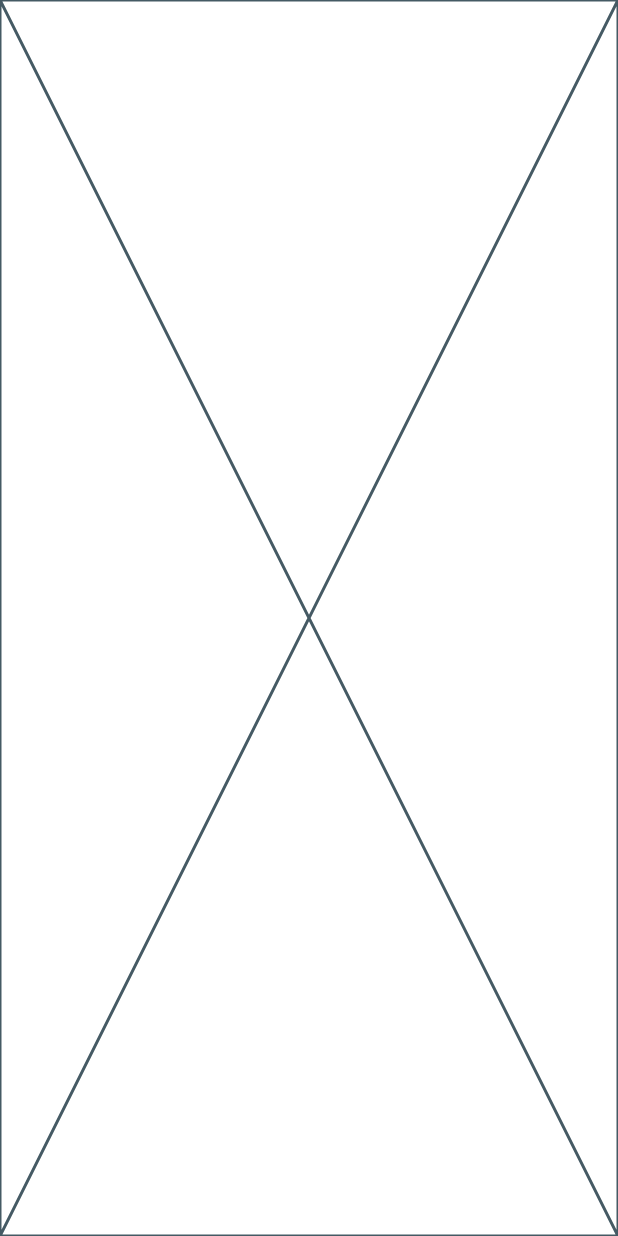
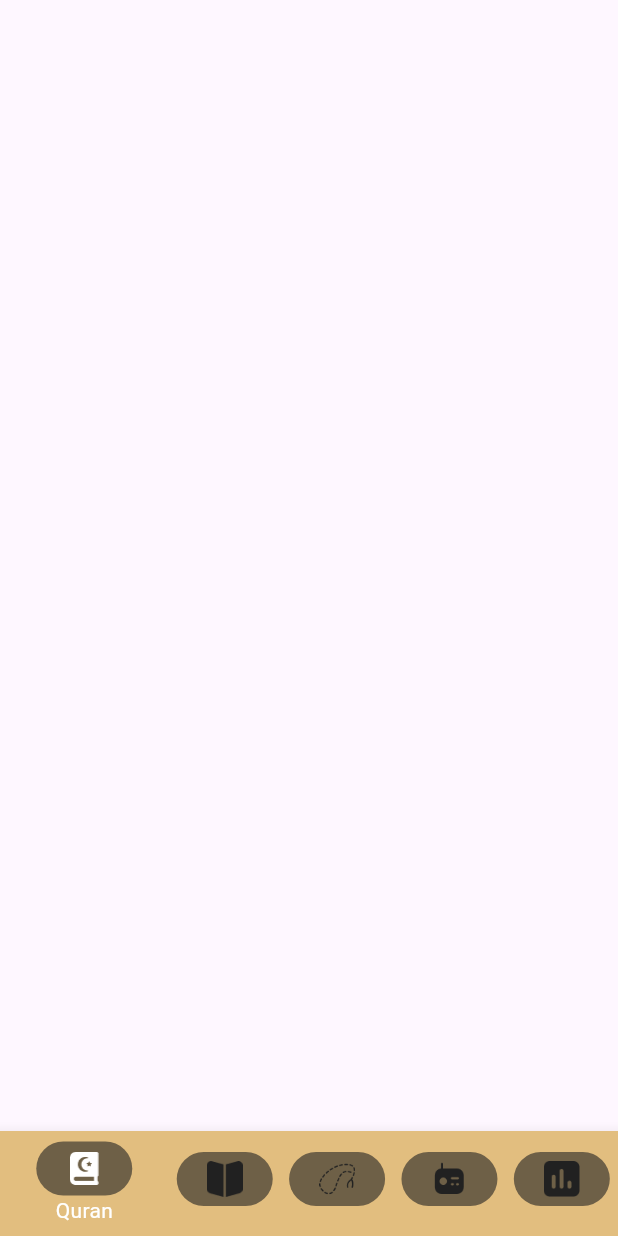
Before and after one commit to MayadaALMaghribi/Islami, a Flutter app: the screen it shows after launch, on a phone screen of 412 x 824 dp. Run offline on Flutter 3.47's test engine with Material 3 defaults, Android fonts, the phone set to English and light mode, and no system bars.

Commit message:
create bottom navigation bar design

```diff
--- a/lib/feature/home/home_screen.dart
+++ b/lib/feature/home/home_screen.dart
@@ -1,10 +1,57 @@
+import 'dart:developer';
+
 import 'package:flutter/material.dart';
+import 'package:islami/core/utils/app_assets.dart';
+import 'package:islami/core/utils/app_colors.dart';
 
-class HomeScreen extends StatelessWidget {
+class HomeScreen extends StatefulWidget {
   const HomeScreen({super.key});
 
   @override
+  State<HomeScreen> createState() => _HomeScreenState();
+}
+
+class _HomeScreenState extends State<HomeScreen> {
+  @override
   Widget build(BuildContext context) {
-    return const Placeholder();
+    return Scaffold(bottomNavigationBar: buidldBottomNavigationBar());
+  }
+
+  buidldBottomNavigationBar() {
+    return BottomNavigationBar(
+      selectedItemColor: AppColors.white,
+
+      unselectedItemColor: AppColors.black,
+
+      items: [
+        buildBottomNavigationBarItem(image: AppAssets.icQuran, label: "Quran"),
+        buildBottomNavigationBarItem(
+          image: AppAssets.icHadeth,
+          label: "Hadeth",
+        ),
+        buildBottomNavigationBarItem(image: AppAssets.icSebha, label: "Sebha"),
+        buildBottomNavigationBarItem(image: AppAssets.icRadio, label: "Radio"),
+
+        buildBottomNavigationBarItem(image: AppAssets.icTime, label: "Time"),
+      ],
+    );
+  }
+
+  BottomNavigationBarItem buildBottomNavigationBarItem({
+    required String image,
+    required String label,
+  }) {
+    return BottomNavigationBarItem(
+      icon: Container(
+        padding: EdgeInsets.symmetric(vertical: 6, horizontal: 20),
+        decoration: BoxDecoration(
+          borderRadius: BorderRadius.circular(66),
+          color: AppColors.black.withAlpha(153),
+        ),
+
+        child: ImageIcon(AssetImage(image)),
+      ),
+      label: label,
+    );
   }
 }
--- a/lib/main.dart
+++ b/lib/main.dart
@@ -1,4 +1,6 @@
 import 'package:flutter/material.dart';
+import 'package:islami/core/utils/app_colors.dart';
+import 'package:islami/feature/home/home_screen.dart';
 import 'package:islami/feature/splash/splash_screen.dart';
 
 void main() {
@@ -10,6 +12,10 @@ class MyApp extends StatelessWidget {
 
   @override
   Widget build(BuildContext context) {
-    return MaterialApp(debugShowCheckedModeBanner: false, home: SplashScreen());
+    return MaterialApp(
+      theme: ThemeData(canvasColor: AppColors.gold),
+      debugShowCheckedModeBanner: false,
+      home: HomeScreen(),
+    );
   }
 }
```
